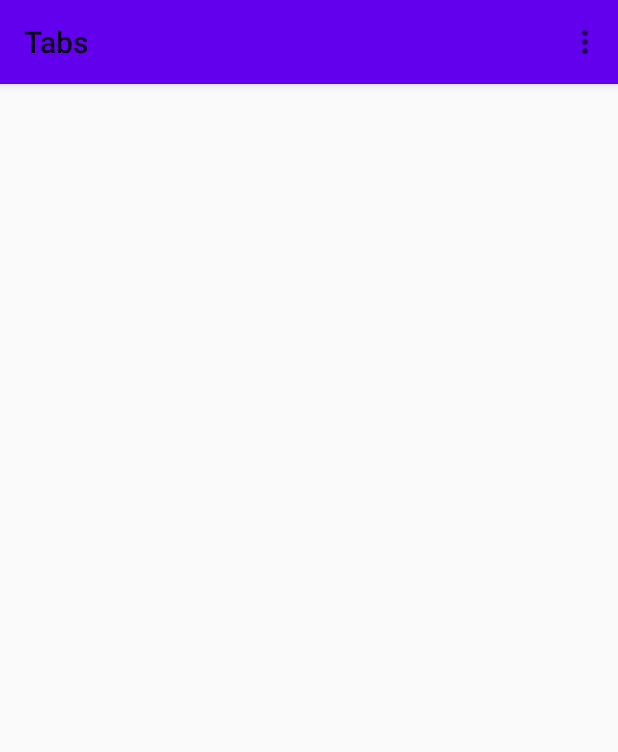
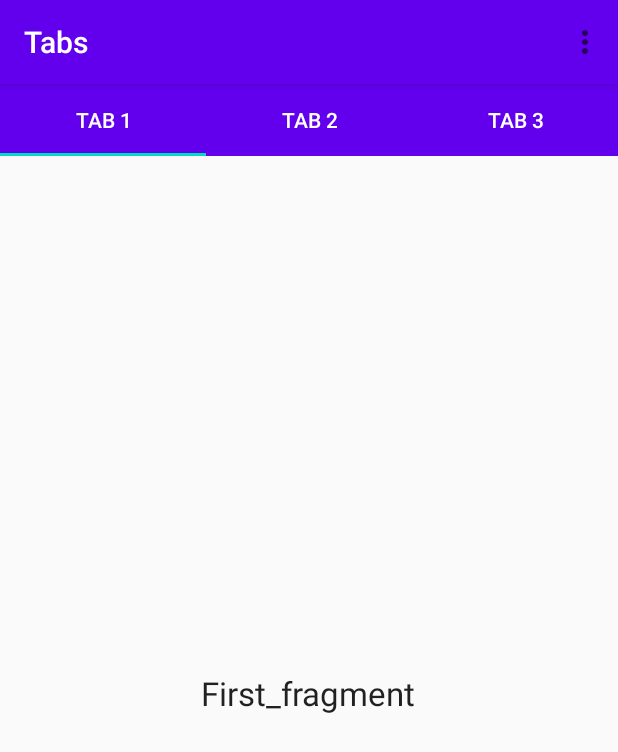
Before and after one commit to wldrocha/Tabs, an Android app: the screen it shows after launch (MainActivity), on a phone screen of 412 x 824 dp. Shown: the top 752 px of the screen. Run offline under Robolectric (Android 15) with nearby library versions, the phone set to English and light mode, and no system bars.

Commit message:
Create adpter, add tabs text and tabs listeners

```diff
--- a/app/build.gradle
+++ b/app/build.gradle
@@ -27,6 +27,7 @@ dependencies {
     implementation 'androidx.appcompat:appcompat:1.2.0'
     implementation 'androidx.constraintlayout:constraintlayout:2.0.1'
     implementation 'androidx.legacy:legacy-support-v4:1.0.0'
+    implementation 'com.google.android.material:material:1.2.1'
     testImplementation 'junit:junit:4.12'
 
     androidTestImplementation 'androidx.test.ext:junit:1.1.2'
--- a/app/src/main/java/com/example/tabs/Activities/MainActivity.java
+++ b/app/src/main/java/com/example/tabs/Activities/MainActivity.java
@@ -1,12 +1,17 @@
 package com.example.tabs.Activities;
-
-import androidx.appcompat.app.AppCompatActivity;
 
 import android.os.Bundle;
 import android.view.Menu;
-import android.widget.Toolbar;
+import android.view.View;
+import android.widget.Toast;
 
+import androidx.annotation.NonNull;
+import androidx.appcompat.app.AppCompatActivity;
+import androidx.viewpager.widget.ViewPager;
+
+import com.example.tabs.Adapter.PagerAdapter;
 import com.example.tabs.R;
+import com.google.android.material.tabs.TabLayout;
 
 public class MainActivity extends AppCompatActivity {
 
@@ -16,6 +21,47 @@ public class MainActivity extends AppCompatActivity {
         setContentView(R.layout.activity_main);
 
         setSupportActionBar((androidx.appcompat.widget.Toolbar) findViewById(R.id.myToolbar));
+
+        TabLayout tabLayout = findViewById(R.id.tabLayout);
+        //Se añaden los tabs
+        tabLayout.addTab(tabLayout.newTab().setText("Tab 1"));
+        tabLayout.addTab(tabLayout.newTab().setText("Tab 2"));
+        tabLayout.addTab(tabLayout.newTab().setText("Tab 3"));
+
+
+        final ViewPager viewPager = findViewById(R.id.viewPager);
+
+        PagerAdapter adapter = new PagerAdapter(getSupportFragmentManager(), tabLayout.getTabCount());
+
+        viewPager.setAdapter(adapter);
+
+        //listener para cada vez que se cambie
+        viewPager.addOnPageChangeListener(new TabLayout.TabLayoutOnPageChangeListener(tabLayout));
+
+
+        //Cuando se cambie de un tab a otro
+        tabLayout.addOnTabSelectedListener(new TabLayout.OnTabSelectedListener() {
+            //Cuando se selecciona el tab
+            @Override
+            public void onTabSelected(TabLayout.Tab tab) {
+
+                int position = tab.getPosition();
+                viewPager.setCurrentItem(position);
+            }
+
+            //Cuando se sale de un tab
+            @Override
+            public void onTabUnselected(TabLayout.Tab tab) {
+
+            }
+            //Cuando se vuelve a un tab
+            @Override
+            public void onTabReselected(TabLayout.Tab tab) {
+
+            }
+        });
+
+
     }
 
     @Override
--- /dev/null
+++ b/app/src/main/java/com/example/tabs/Adapter/PagerAdapter.java
@@ -0,0 +1,39 @@
+package com.example.tabs.Adapter;
+
+import androidx.annotation.NonNull;
+import androidx.fragment.app.Fragment;
+import androidx.fragment.app.FragmentManager;
+import androidx.fragment.app.FragmentStatePagerAdapter;
+
+import com.example.tabs.Fragments.FirstFragment;
+import com.example.tabs.Fragments.SecondFragment;
+import com.example.tabs.Fragments.ThirdFragment;
+
+public class PagerAdapter extends FragmentStatePagerAdapter {
+
+    private int numberTabs;
+
+    public PagerAdapter(@NonNull FragmentManager fm, int behavior) {
+        super(fm, behavior);
+        this.numberTabs = behavior;
+    }
+
+
+    @Override
+    public Fragment getItem(int position) {
+        switch (position){
+            case 0 :
+                return new FirstFragment();
+            case 1 :
+                return new SecondFragment();
+            case 2 :
+                return new ThirdFragment();
+        }
+        return null;
+    }
+
+    @Override
+    public int getCount() {
+        return numberTabs;
+    }
+}
--- a/app/src/main/res/layout/activity_main.xml
+++ b/app/src/main/res/layout/activity_main.xml
@@ -3,12 +3,30 @@
     xmlns:tools="http://schemas.android.com/tools"
     android:layout_width="match_parent"
     android:layout_height="match_parent"
+    xmlns:app="http://schemas.android.com/apk/res-auto"
     tools:context=".Activities.MainActivity">
 
     <include android:id="@+id/myToolbar"
         layout="@layout/toolbar"
         />
 
+        <com.google.android.material.tabs.TabLayout
+            android:id="@+id/tabLayout"
+            android:layout_width="match_parent"
+            android:layout_height="wrap_content"
+            android:background="@color/colorPrimary"
+            app:tabTextColor="#fff"
+            android:layout_below="@id/myToolbar"/>
+
+        <androidx.viewpager.widget.ViewPager
+            android:id="@+id/viewPager"
+            android:layout_width="match_parent"
+            android:layout_height="wrap_content"
+            android:layout_below="@id/tabLayout"
+            android:layout_marginTop="-4dp"
+            android:elevation="4dp"
+            android:minWidth="?attr/actionBarSize"
+            android:theme="@style/AppTheme" />
 
 
 </RelativeLayout>
--- a/app/src/main/res/layout/toolbar.xml
+++ b/app/src/main/res/layout/toolbar.xml
@@ -8,5 +8,6 @@
     android:layout_height="?attr/actionBarSize"
     android:background="?attr/colorPrimary"
     android:elevation="4dp"
+    app:titleTextColor="#fff"
     android:theme="@style/AppTheme"
     app:popupTheme="@style/AppTheme" />
```
